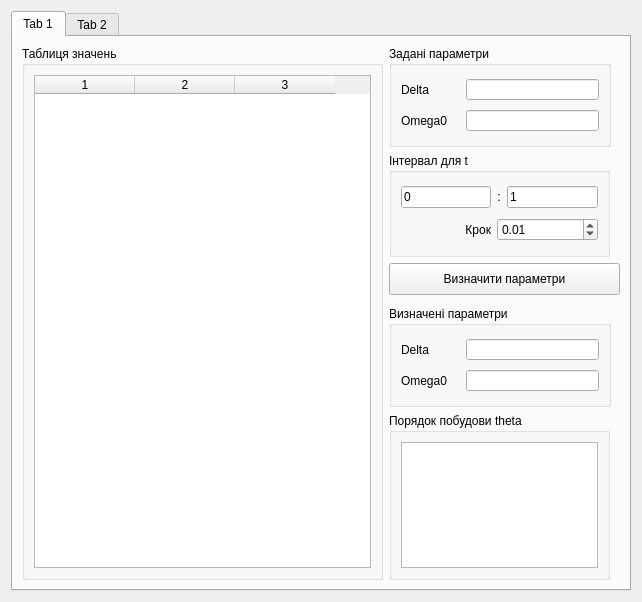
First picture: the form in main_window.ui, repository Megalitum/CSM_3, before the edit.
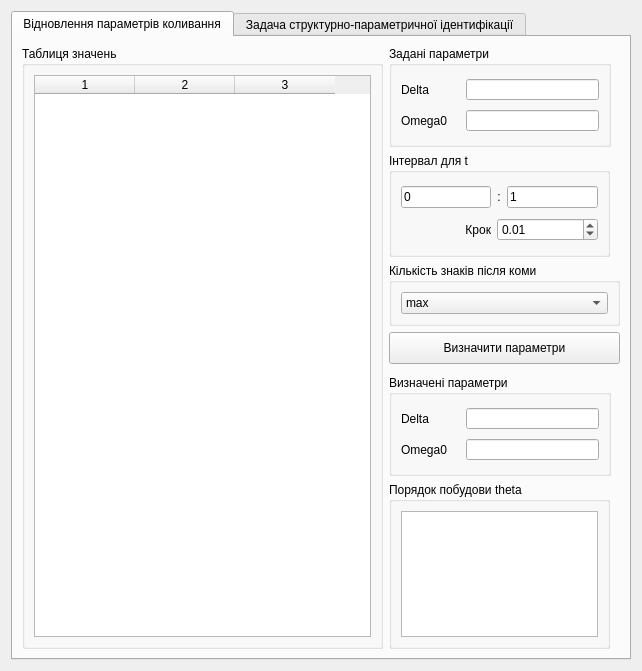
Second picture: the form after the edit.

Commit message: Added precision modifier. Renamed tabs.

What changed in the file:
```diff
--- a/main_window.ui
+++ b/main_window.ui
@@ -7,7 +7,7 @@
     <x>0</x>
     <y>0</y>
     <width>642</width>
-    <height>592</height>
+    <height>661</height>
    </rect>
   </property>
   <property name="windowTitle">
@@ -21,10 +21,10 @@
      </property>
      <widget class="QWidget" name="tab">
       <attribute name="title">
-       <string>Tab 1</string>
+       <string>Відновлення параметрів коливання</string>
       </attribute>
       <layout class="QGridLayout" name="gridLayout_4">
-       <item row="0" column="0" rowspan="6">
+       <item row="0" column="0" rowspan="7">
         <widget class="QGroupBox" name="groupBox_2">
          <property name="title">
           <string>Таблиця значень</string>
@@ -202,7 +202,7 @@
          </layout>
         </widget>
        </item>
-       <item row="2" column="1">
+       <item row="3" column="1">
         <widget class="QPushButton" name="callerButton1">
          <property name="minimumSize">
           <size>
@@ -221,7 +221,7 @@
          </property>
         </widget>
        </item>
-       <item row="4" column="1">
+       <item row="5" column="1">
         <widget class="QGroupBox" name="groupBox_3">
          <property name="minimumSize">
           <size>
@@ -300,7 +300,7 @@
          </layout>
         </widget>
        </item>
-       <item row="5" column="1">
+       <item row="6" column="1">
         <widget class="QGroupBox" name="groupBox_4">
          <property name="minimumSize">
           <size>
@@ -324,7 +324,7 @@
          </layout>
         </widget>
        </item>
-       <item row="3" column="1">
+       <item row="4" column="1">
         <spacer name="verticalSpacer">
          <property name="orientation">
           <enum>Qt::Vertical</enum>
@@ -340,11 +340,39 @@
          </property>
         </spacer>
        </item>
+       <item row="2" column="1">
+        <widget class="QGroupBox" name="groupBox_6">
+         <property name="title">
+          <string>Кількість знаків після коми</string>
+         </property>
+         <layout class="QHBoxLayout" name="horizontalLayout_4">
+          <item>
+           <widget class="QComboBox" name="precisionBox">
+            <item>
+             <property name="text">
+              <string>max</string>
+             </property>
+            </item>
+            <item>
+             <property name="text">
+              <string>6</string>
+             </property>
+            </item>
+            <item>
+             <property name="text">
+              <string>2</string>
+             </property>
+            </item>
+           </widget>
+          </item>
+         </layout>
+        </widget>
+       </item>
       </layout>
      </widget>
      <widget class="QWidget" name="tab_2">
       <attribute name="title">
-       <string>Tab 2</string>
+       <string>Задача структурно-параметричної ідентифікації</string>
       </attribute>
      </widget>
     </widget>
```
The commit also changes 1 other file.
